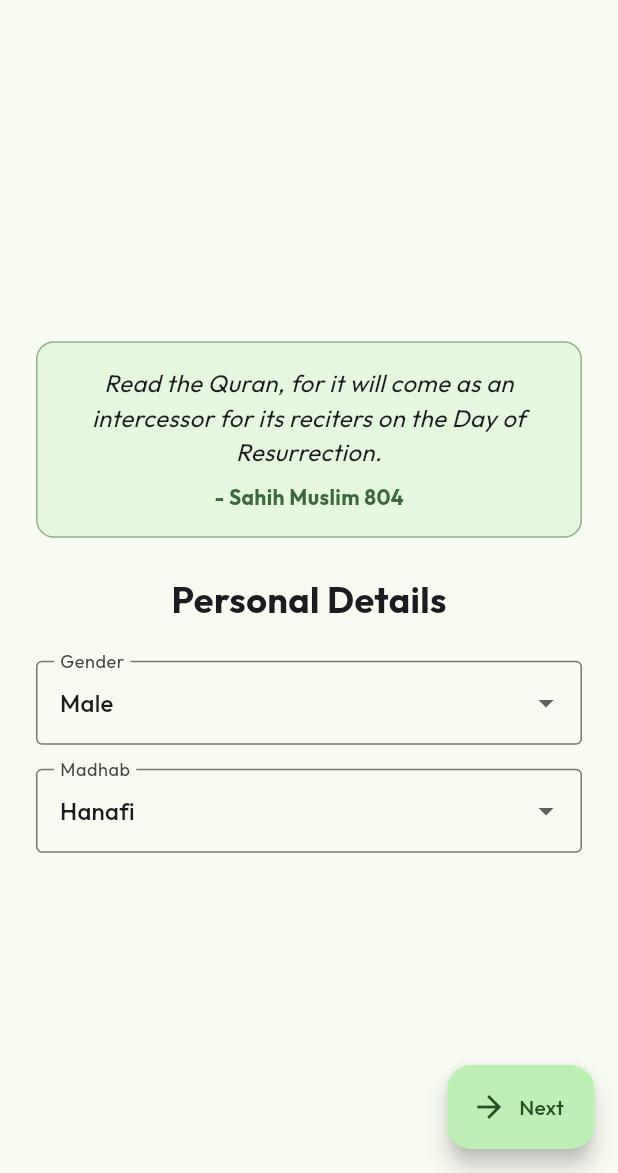
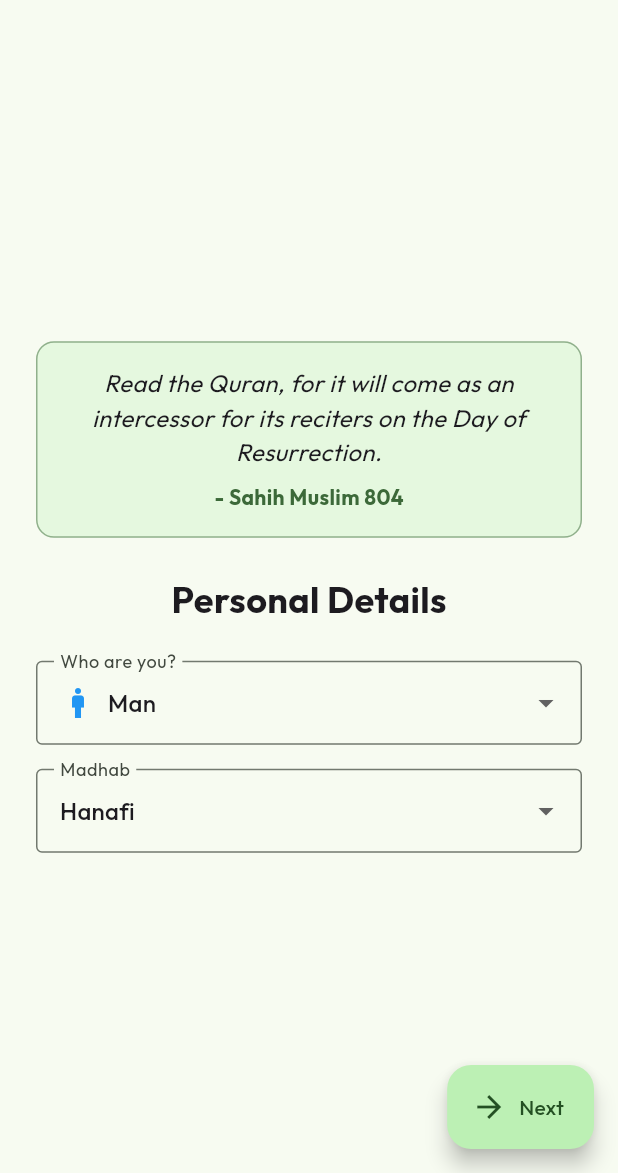
Before and after one commit to ZeroX96/Rafiq, a Flutter app: the screen it shows after launch, swiped to page 2, on a phone screen of 412 x 824 dp, the part 63-1236 px from its top. Run offline on Flutter 3.47's test engine with Material 3 defaults, Android fonts, the phone set to English and light mode, and no system bars; our stand-ins replace adhan, audioplayers, drift, fl_chart, flutter_local_notifications, flutter_riverpod and 7 more; missing offline and left inert: flutter_islamic_icons, quran; accounts and stored records are empty; generated files the repository leaves out were written again.

Commit message:
feat: Implement Qada Debt management, Daily Prayer, and Onboarding screens with initial routing.

```diff
--- a/lib/features/onboarding/presentation/onboarding_screen.dart
+++ b/lib/features/onboarding/presentation/onboarding_screen.dart
@@ -22,7 +22,7 @@ class _OnboardingScreenState extends ConsumerState<OnboardingScreen> {
   final TextEditingController _emailController = TextEditingController();
   final GlobalKey<FormState> _nameFormKey = GlobalKey<FormState>();
 
-  String _gender = 'Male';
+  String _gender = 'Man';
   String _madhab = 'Hanafi';
   DateTime _dob = DateTime(2000, 1, 1);
   int _pubertyAge = 13;
@@ -90,7 +90,7 @@ class _OnboardingScreenState extends ConsumerState<OnboardingScreen> {
       dob: _dob,
       pubertyAge: _pubertyAge,
       gender: _gender,
-      hasMenstruation: _gender == 'Female',
+      hasMenstruation: _gender == 'Girl' || _gender == 'Woman',
       menstruationDuration: _menstruationDuration,
     );
 
@@ -156,7 +156,7 @@ class _OnboardingScreenState extends ConsumerState<OnboardingScreen> {
             _buildNameStep(),
             _buildGenderMadhabStep(),
             _buildAgeStep(),
-            if (_gender == 'Female')
+            if (_gender == 'Girl' || _gender == 'Woman')
               _buildMenstruationStep()
             else
               const SizedBox(), // Placeholder to keep index sync
@@ -280,13 +280,51 @@ class _OnboardingScreenState extends ConsumerState<OnboardingScreen> {
           DropdownButtonFormField<String>(
             value: _gender,
             decoration: const InputDecoration(
-              labelText: 'Gender',
+              labelText: 'Who are you?',
               border: OutlineInputBorder(),
             ),
-            items:
-                ['Male', 'Female']
-                    .map((e) => DropdownMenuItem(value: e, child: Text(e)))
-                    .toList(),
+            items: [
+              DropdownMenuItem(
+                value: 'Boy',
+                child: Row(
+                  children: [
+                    Icon(Icons.child_care, color: Colors.blue),
+                    SizedBox(width: 8),
+                    Text('Boy'),
+                  ],
+                ),
+              ),
+              DropdownMenuItem(
+                value: 'Man',
+                child: Row(
+                  children: [
+                    Icon(Icons.man, color: Colors.blue),
+                    SizedBox(width: 8),
+                    Text('Man'),
+                  ],
+                ),
+              ),
+              DropdownMenuItem(
+                value: 'Girl',
+                child: Row(
+                  children: [
+                    Icon(Icons.girl, color: Colors.pink),
+                    SizedBox(width: 8),
+                    Text('Girl'),
+                  ],
+                ),
+              ),
+              DropdownMenuItem(
+                value: 'Woman',
+                child: Row(
+                  children: [
+                    Icon(Icons.woman, color: Colors.pink),
+                    SizedBox(width: 8),
+                    Text('Woman'),
+                  ],
+                ),
+              ),
+            ],
             onChanged: (v) => setState(() => _gender = v!),
           ),
           const SizedBox(height: 16),
--- a/lib/features/qada_debt/domain/qada_calculator.dart
+++ b/lib/features/qada_debt/domain/qada_calculator.dart
@@ -58,7 +58,8 @@ class QadaCalculator {
     int adjustedDays = totalDays;
 
     // Subtract menstruation days for females
-    if (gender == 'Female' && hasMenstruation) {
+    if ((gender == 'Female' || gender == 'Girl' || gender == 'Woman') &&
+        hasMenstruation) {
       // Approximate months passed
       final double months = totalDays / 30.0;
       final int totalMenstruationDays = (months * menstruationDuration).round();
--- a/lib/features/qada_debt/presentation/qada_debt_screen.dart
+++ b/lib/features/qada_debt/presentation/qada_debt_screen.dart
@@ -76,7 +76,8 @@ class _QadaDebtScreenState extends ConsumerState<QadaDebtScreen> {
         dob: profile['dob'],
         pubertyAge: profile['pubertyAge'],
         gender: profile['gender'],
-        hasMenstruation: profile['gender'] == 'Female',
+        hasMenstruation:
+            profile['gender'] == 'Girl' || profile['gender'] == 'Woman',
       );
       loadedDebt = calculated;
       for (var entry in loadedDebt.entries) {
```
Also changed, not shown: lib/features/daily_prayer/presentation/daily_prayer_screen.dart (+103 -12 lines), lib/main.dart (+7 -7 lines).
